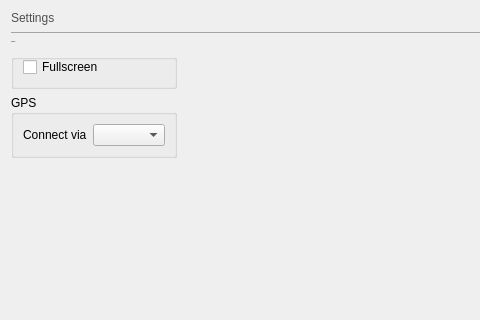
roam-qgis/Roam, file src/qmap/ui_settings.ui: the form before one commit; both pictures show x 0 to 480 and y 0 to 320 of the 639 by 460 pixel window.
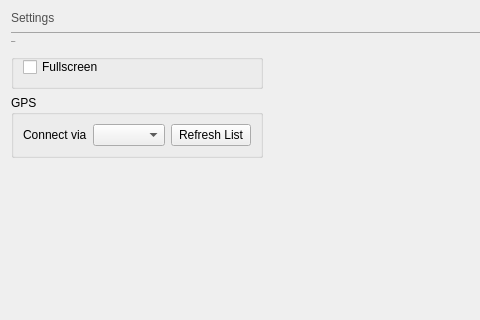
The form after the commit.

Commit message: Add refresh ports button

```diff
--- a/src/qmap/ui_settings.ui
+++ b/src/qmap/ui_settings.ui
@@ -73,15 +73,26 @@
       <bool>true</bool>
      </property>
      <layout class="QGridLayout" name="gridLayout_3">
-      <item row="0" column="0">
+      <item row="0" column="1">
+       <layout class="QHBoxLayout" name="horizontalLayout_2">
+        <item>
        <widget class="QLabel" name="label_2">
         <property name="text">
          <string>Connect via</string>
         </property>
        </widget>
       </item>
-      <item row="0" column="1">
+        <item>
        <widget class="QComboBox" name="gpsPortCombo"/>
+        </item>
+        <item>
+         <widget class="QPushButton" name="pushButton">
+          <property name="text">
+           <string>Refresh List</string>
+          </property>
+         </widget>
+        </item>
+       </layout>
       </item>
      </layout>
     </widget>
```
Lines whose indentation alone changed are shown as unchanged.
